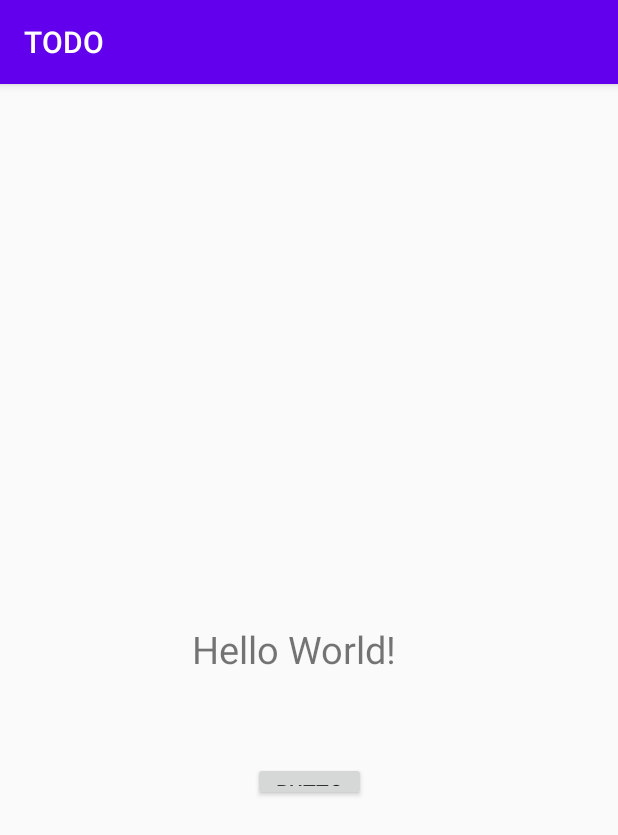
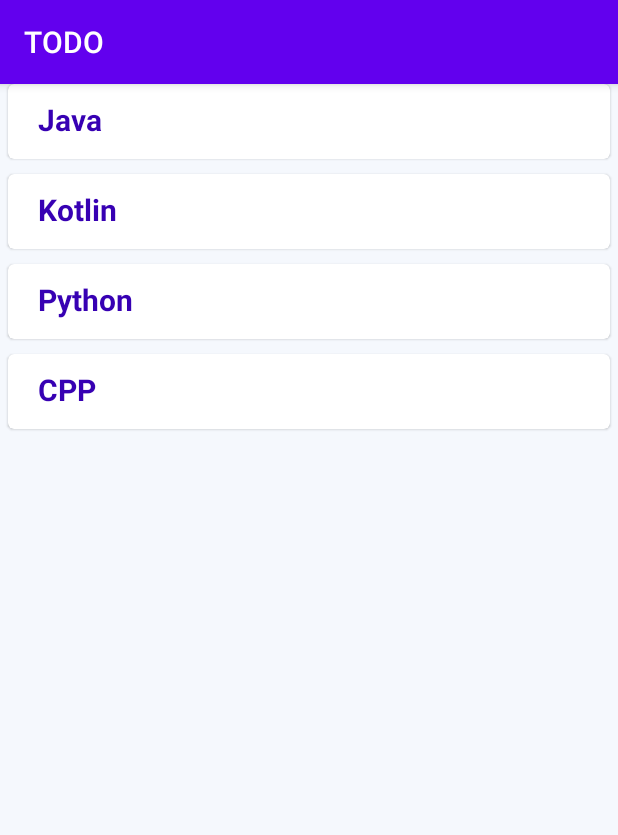
Before and after one commit to abdullahisik/todo-mvvm, an Android app: the screen it shows after launch (MainActivity), on a phone screen of 412 x 824 dp. Shown: the top 835 px of the screen. Run offline under Robolectric (Android 15) with nearby library versions, the light colour scheme and no system bars.

Commit message:
update recAdaptor

```diff
--- a/app/build.gradle
+++ b/app/build.gradle
@@ -5,7 +5,11 @@ apply plugin: 'kotlin-android-extensions'
 android {
     compileSdkVersion 30
     buildToolsVersion "30.0.2"
+    buildFeatures {
 
+        viewBinding true
+
+    }
     defaultConfig {
         applicationId "com.mitoz.todo"
         minSdkVersion 19
@@ -30,7 +34,11 @@ dependencies {
     implementation 'androidx.core:core-ktx:1.5.0'
     implementation 'androidx.appcompat:appcompat:1.3.0'
     implementation 'androidx.constraintlayout:constraintlayout:2.0.4'
+    implementation 'androidx.recyclerview:recyclerview:1.1.0'
+    implementation 'com.google.android.material:material:1.3.0'
     testImplementation 'junit:junit:4.12'
+
+
     androidTestImplementation 'androidx.test.ext:junit:1.1.2'
     implementation("androidx.lifecycle:lifecycle-viewmodel-ktx:2.2.0")
     // LiveData
--- /dev/null
+++ b/app/src/main/java/com/mitoz/todo/Adapters/AdaptorsRecAdaptor.kt
@@ -0,0 +1,39 @@
+package com.mitoz.todo.Adapters
+
+import android.view.LayoutInflater
+import android.view.View
+import android.view.ViewGroup
+import androidx.recyclerview.widget.RecyclerView
+import com.mitoz.todo.Models.ModelsModel
+import com.mitoz.todo.databinding.SingleItemBinding
+
+class AdaptorsRecAdaptor(
+    private var languageList: List<ModelsModel>
+) : RecyclerView.Adapter<AdaptorsRecAdaptor.ViewHolder>() {
+
+
+    inner class ViewHolder(val binding: SingleItemBinding) : RecyclerView.ViewHolder(binding.root)
+
+    override fun onCreateViewHolder(parent: ViewGroup, viewType: Int): ViewHolder {
+        val binding = SingleItemBinding.inflate(LayoutInflater.from(parent.context), parent, false)
+        return ViewHolder(binding)
+    }
+
+
+    override fun onBindViewHolder(holder: ViewHolder, position: Int) {
+        with(holder){
+            with(languageList[position]){
+                binding.tvLangName.text = this.name
+                binding.tvDescription.text = this.description
+                binding.expandedView.visibility = if (this.expand) View.VISIBLE else View.GONE
+                binding.cardLayout.setOnClickListener {
+                    this.expand = !this.expand
+                    notifyDataSetChanged()
+                }
+            }
+        }
+    }
+    override fun getItemCount(): Int {
+        return languageList.size
+    }
+}
--- a/app/src/main/java/com/mitoz/todo/MainActivity.kt
+++ b/app/src/main/java/com/mitoz/todo/MainActivity.kt
@@ -5,26 +5,80 @@ import android.os.Bundle
 import android.widget.Toast
 import androidx.lifecycle.Observer
 import androidx.lifecycle.ViewModelProvider
+import androidx.recyclerview.widget.LinearLayoutManager
+import com.mitoz.todo.Adapters.AdaptorsRecAdaptor
+import com.mitoz.todo.Models.ModelsModel
 import com.mitoz.todo.ViewModels.ViewModelsViewModel
+import com.mitoz.todo.databinding.ActivityMainBinding
 import kotlinx.android.synthetic.main.activity_main.*
 import kotlinx.android.synthetic.main.activity_main.view.*
 
 class MainActivity : AppCompatActivity() {
+    private var _binding: ActivityMainBinding? = null
+    private val binding get() = _binding!!
+
+    private var languageList = ArrayList<ModelsModel>()
+    private lateinit var rvAdapter: AdaptorsRecAdaptor
     lateinit var viewModel: ViewModelsViewModel
     override fun onCreate(savedInstanceState: Bundle?) {
         super.onCreate(savedInstanceState)
         setContentView(R.layout.activity_main)
-        var a = "selam"
-        accesText()
-        Toast.makeText(this,a,Toast.LENGTH_LONG).show()
+        _binding = ActivityMainBinding.inflate(layoutInflater)
+        setContentView(binding.root)
+
+        binding.rvList.layoutManager = LinearLayoutManager(this)
+
+        rvAdapter = AdaptorsRecAdaptor(languageList)
+        binding.rvList.adapter = rvAdapter
+
+
+        val language1 = ModelsModel(
+            "Java",
+            "Java is an Object Oriented Programming language." +
+                    " Java is used in all kind of applications like Mobile Applications (Android is Java based), " +
+                    "desktop applications, web applications, client server applications, enterprise applications and many more. ",
+            false
+        )
+        val language2 = ModelsModel(
+            "Kotlin",
+            "Kotlin is a statically typed, general-purpose programming language" +
+                    " developed by JetBrains, that has built world-class IDEs like IntelliJ IDEA, PhpStorm, Appcode, etc.",
+            false
+        )
+        val language3 = ModelsModel(
+            "Python",
+            "Python is a high-level, general-purpose and a very popular programming language." +
+                    " Python programming language (latest Python 3) is being used in web development, Machine Learning applications, " +
+                    "along with all cutting edge technology in Software Industry.",
+            false
+        )
+        val language4 = ModelsModel(
+            "CPP",
+            "C++ is a general purpose programming language and widely used now a days for " +
+                    "competitive programming. It has imperative, object-oriented and generic programming features. ",
+            false
+        )
+
+        // add items to list
+        languageList.add(language1)
+        languageList.add(language2)
+        languageList.add(language3)
+        languageList.add(language4)
+
+        rvAdapter.notifyDataSetChanged()
+
+
+
     viewModel = ViewModelProvider(this).get(ViewModelsViewModel::class.java)
-viewModel.currentNumber.observe(this, Observer {
-    textView.text = it.toString()
+        viewModel.currentNumber.observe(this, Observer {
+
+
 })
     }
-  private fun accesText() {
-      button.setOnClickListener {
-          viewModel.currentNumber.value = ++viewModel.number
-      }
-  }
+
 }
+//  private fun accesText() {
+//      button.setOnClickListener {
+//          viewModel.currentNumber.value = ++viewModel.number
+//      }
+//  }
--- /dev/null
+++ b/app/src/main/java/com/mitoz/todo/Models/ModelsModel.kt
@@ -0,0 +1,7 @@
+package com.mitoz.todo.Models
+
+class ModelsModel(
+    val name : String ="",
+    val description : String= "",
+    var expand : Boolean = false
+)
--- a/app/src/main/java/com/mitoz/todo/ViewModels/ViewModelsViewModel.kt
+++ b/app/src/main/java/com/mitoz/todo/ViewModels/ViewModelsViewModel.kt
@@ -6,9 +6,9 @@ import androidx.lifecycle.ViewModel
 class ViewModelsViewModel  : ViewModel(){
 
     var number = 0
-    val currentNumber: MutableLiveData<Int> by lazy {
+        val currentNumber: MutableLiveData<Int> by lazy {
         MutableLiveData<Int>()
     }
 
 
- }
+}
--- a/app/src/main/res/layout/activity_main.xml
+++ b/app/src/main/res/layout/activity_main.xml
@@ -1,31 +1,19 @@
 <?xml version="1.0" encoding="utf-8"?>
-<androidx.constraintlayout.widget.ConstraintLayout xmlns:android="http://schemas.android.com/apk/res/android"
+<androidx.constraintlayout.widget.ConstraintLayout
+    xmlns:android="http://schemas.android.com/apk/res/android"
     xmlns:app="http://schemas.android.com/apk/res-auto"
     xmlns:tools="http://schemas.android.com/tools"
     android:layout_width="match_parent"
+    android:background="#F5F8FD"
     android:layout_height="match_parent"
     tools:context=".MainActivity">
 
-    <TextView
-        android:id="@+id/textView"
-        android:layout_width="156dp"
-        android:layout_height="49dp"
-        android:text="Hello World!"
-        android:textSize="25dp"
-        app:layout_constraintBottom_toBottomOf="parent"
-        app:layout_constraintLeft_toLeftOf="parent"
-        app:layout_constraintRight_toRightOf="parent"
-        app:layout_constraintTop_toTopOf="parent" />
-
-    <Button
-        android:id="@+id/button"
-        android:layout_width="75dp"
-        android:layout_height="26dp"
-        android:text="Button"
-        app:layout_constraintBottom_toBottomOf="parent"
-        app:layout_constraintEnd_toEndOf="parent"
-        app:layout_constraintStart_toStartOf="parent"
-        app:layout_constraintTop_toBottomOf="@+id/textView"
-        app:layout_constraintVertical_bias="0.13" />
+    <!--Add recycler view to main activity-->
+    <androidx.recyclerview.widget.RecyclerView
+        android:id="@+id/rv_list"
+        android:layout_width="match_parent"
+        android:layout_height="match_parent"
+        tools:listitem="@layout/single_item"
+        app:layoutManager="androidx.recyclerview.widget.LinearLayoutManager" />
 
 </androidx.constraintlayout.widget.ConstraintLayout>
--- /dev/null
+++ b/app/src/main/res/layout/single_item.xml
@@ -0,0 +1,57 @@
+<?xml version="1.0" encoding="utf-8"?>
+<com.google.android.material.card.MaterialCardView
+    xmlns:android="http://schemas.android.com/apk/res/android"
+    xmlns:app="http://schemas.android.com/apk/res-auto"
+    android:id="@+id/card_layout"
+    android:layout_width="match_parent"
+    android:layout_height="wrap_content"
+    android:layout_marginStart="5dp"
+    android:layout_marginEnd="5dp"
+    android:layout_marginBottom="10dp"
+    android:theme="@style/Theme.MaterialComponents.Light"
+    >
+
+    <androidx.constraintlayout.widget.ConstraintLayout
+        android:layout_width="match_parent"
+        android:layout_height="match_parent">
+
+        <!--Text view for showing the language name-->
+        <TextView
+            android:id="@+id/tv_lang_name"
+            android:layout_width="wrap_content"
+            android:layout_height="40dp"
+            android:layout_marginStart="20dp"
+            android:layout_marginTop="10dp"
+            android:text="Language"
+            android:textColor="@color/colorPrimaryDark"
+            android:textSize="20sp"
+            android:textStyle="bold"
+            app:layout_constraintLeft_toLeftOf="parent"
+            app:layout_constraintTop_toTopOf="parent" />
+
+        <!--This is the layout "expanded_view" we will
+            hide initially and show as expanded
+            layout when user clicks on any of the item-->
+        <RelativeLayout
+            android:id="@+id/expanded_view"
+            android:layout_width="match_parent"
+            android:layout_height="wrap_content"
+            android:layout_marginTop="10dp"
+            app:layout_constraintLeft_toLeftOf="parent"
+            app:layout_constraintRight_toRightOf="parent"
+            app:layout_constraintTop_toBottomOf="@id/tv_lang_name">
+
+            <!--It has a text view which we will use in our case as
+                a description text for the languages-->
+            <TextView
+                android:id="@+id/tv_description"
+                android:layout_width="match_parent"
+                android:layout_height="wrap_content"
+                android:layout_margin="10dp"
+                android:text="Description Text"
+                android:textSize="18sp" />
+        </RelativeLayout>
+
+    </androidx.constraintlayout.widget.ConstraintLayout>
+
+</com.google.android.material.card.MaterialCardView>
```
